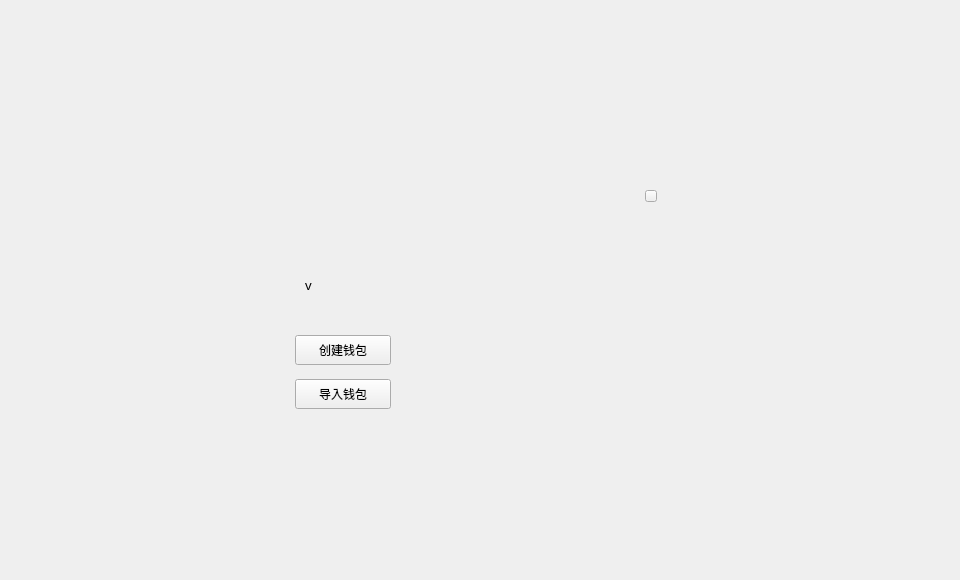
The window that LNKWallet/neworimportwalletwidget.ui (HcashOrg/hx-indicator) describes before a commit, drawn with Qt 5.
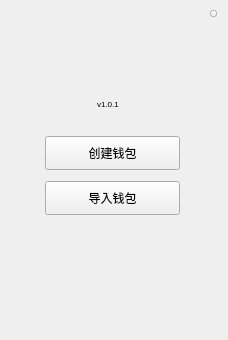
The same window after the commit.

```diff
--- a/LNKWallet/neworimportwalletwidget.ui
+++ b/LNKWallet/neworimportwalletwidget.ui
@@ -6,8 +6,8 @@
    <rect>
     <x>0</x>
     <y>0</y>
-    <width>960</width>
-    <height>580</height>
+    <width>228</width>
+    <height>340</height>
    </rect>
   </property>
   <property name="windowTitle">
@@ -16,10 +16,10 @@
   <widget class="QToolButton" name="newWalletBtn">
    <property name="geometry">
     <rect>
-     <x>295</x>
-     <y>335</y>
-     <width>96</width>
-     <height>30</height>
+     <x>45</x>
+     <y>136</y>
+     <width>135</width>
+     <height>34</height>
     </rect>
    </property>
    <property name="text">
@@ -29,10 +29,10 @@
   <widget class="QToolButton" name="importWalletBtn">
    <property name="geometry">
     <rect>
-     <x>295</x>
-     <y>379</y>
-     <width>96</width>
-     <height>30</height>
+     <x>45</x>
+     <y>181</y>
+     <width>135</width>
+     <height>34</height>
     </rect>
    </property>
    <property name="text">
@@ -42,10 +42,10 @@
   <widget class="QToolButton" name="closeBtn">
    <property name="geometry">
     <rect>
-     <x>645</x>
-     <y>190</y>
-     <width>12</width>
-     <height>12</height>
+     <x>210</x>
+     <y>10</y>
+     <width>7</width>
+     <height>7</height>
     </rect>
    </property>
    <property name="text">
@@ -55,29 +55,31 @@
   <widget class="QLabel" name="label_version">
    <property name="geometry">
     <rect>
-     <x>305</x>
-     <y>275</y>
+     <x>97</x>
+     <y>94</y>
      <width>80</width>
      <height>20</height>
     </rect>
    </property>
    <property name="font">
     <font>
-     <family>微软雅黑</family>
-     <pointsize>10</pointsize>
+     <pointsize>-1</pointsize>
     </font>
    </property>
+   <property name="styleSheet">
+    <string notr="true">font-size: 8px;</string>
+   </property>
    <property name="text">
-    <string>v</string>
+    <string>v1.0.1</string>
    </property>
   </widget>
   <widget class="QLabel" name="welcome_label_big">
    <property name="geometry">
     <rect>
-     <x>305</x>
-     <y>190</y>
-     <width>100</width>
-     <height>65</height>
+     <x>72</x>
+     <y>82</y>
+     <width>78</width>
+     <height>15</height>
     </rect>
    </property>
    <property name="font">
```
Left out of the diff: 11 changed lines with no effect on the pictures.
